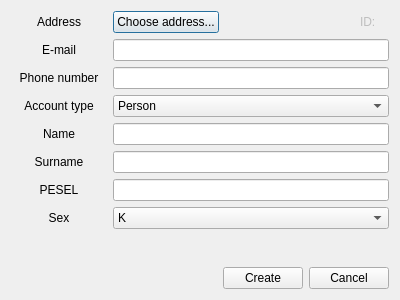
This is ui/dialogs/client_dialog.ui in JakPro15/23L-BD2-bank-management as Qt 5 draws it before an edit. The edited form follows.
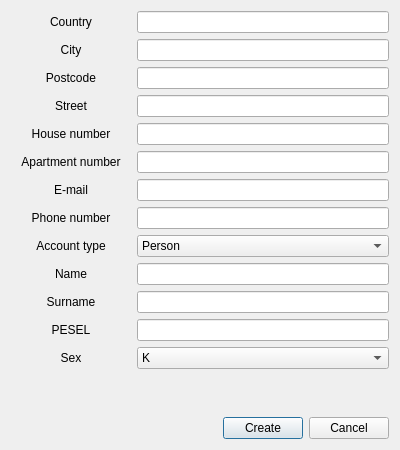
This is the edited form.

Commit message: App now doesn't show the addresses table. Added adding clients and initial code for client info and deletion. Adjusted table views to table contents.

```diff
--- a/ui/dialogs/client_dialog.ui
+++ b/ui/dialogs/client_dialog.ui
@@ -7,7 +7,7 @@
     <x>0</x>
     <y>0</y>
     <width>400</width>
-    <height>300</height>
+    <height>450</height>
    </rect>
   </property>
   <property name="sizePolicy">
@@ -25,11 +25,107 @@
      <property name="labelAlignment">
       <set>Qt::AlignCenter</set>
      </property>
+     <item row="0" column="0">
+      <widget class="QLabel" name="country_label">
+       <property name="minimumSize">
+        <size>
+         <width>120</width>
+         <height>0</height>
+        </size>
+       </property>
+       <property name="text">
+        <string>Country</string>
+       </property>
+       <property name="alignment">
+        <set>Qt::AlignCenter</set>
+       </property>
+      </widget>
+     </item>
+     <item row="1" column="0">
+      <widget class="QLabel" name="city_label">
+       <property name="minimumSize">
+        <size>
+         <width>120</width>
+         <height>0</height>
+        </size>
+       </property>
+       <property name="text">
+        <string>City</string>
+       </property>
+       <property name="alignment">
+        <set>Qt::AlignCenter</set>
+       </property>
+      </widget>
+     </item>
      <item row="2" column="0">
+      <widget class="QLabel" name="postcode_label">
+       <property name="minimumSize">
+        <size>
+         <width>120</width>
+         <height>0</height>
+        </size>
+       </property>
+       <property name="text">
+        <string>Postcode</string>
+       </property>
+       <property name="alignment">
+        <set>Qt::AlignCenter</set>
+       </property>
+      </widget>
+     </item>
+     <item row="3" column="0">
+      <widget class="QLabel" name="street_label">
+       <property name="minimumSize">
+        <size>
+         <width>120</width>
+         <height>0</height>
+        </size>
+       </property>
+       <property name="text">
+        <string>Street</string>
+       </property>
+       <property name="alignment">
+        <set>Qt::AlignCenter</set>
+       </property>
+      </widget>
+     </item>
+     <item row="4" column="0">
+      <widget class="QLabel" name="house_label">
+       <property name="minimumSize">
+        <size>
+         <width>120</width>
+         <height>0</height>
+        </size>
+       </property>
+       <property name="text">
+        <string>House number</string>
+       </property>
+       <property name="alignment">
+        <set>Qt::AlignCenter</set>
+       </property>
+      </widget>
+     </item>
+     <item row="5" column="0">
+      <widget class="QLabel" name="apartment_label">
+       <property name="minimumSize">
+        <size>
+         <width>120</width>
+         <height>0</height>
+        </size>
+       </property>
+       <property name="text">
+        <string>Apartment number</string>
+       </property>
+       <property name="alignment">
+        <set>Qt::AlignCenter</set>
+       </property>
+      </widget>
+     </item>
+     <item row="6" column="0">
       <widget class="QLabel" name="email_label">
        <property name="minimumSize">
         <size>
-         <width>96</width>
+         <width>120</width>
          <height>0</height>
         </size>
        </property>
@@ -41,14 +137,14 @@
        </property>
       </widget>
      </item>
-     <item row="2" column="1">
+     <item row="6" column="1">
       <widget class="QLineEdit" name="email_line_edit"/>
      </item>
-     <item row="3" column="0">
+     <item row="7" column="0">
       <widget class="QLabel" name="phone_label">
        <property name="minimumSize">
         <size>
-         <width>96</width>
+         <width>120</width>
          <height>0</height>
         </size>
        </property>
@@ -60,14 +156,14 @@
        </property>
       </widget>
      </item>
-     <item row="3" column="1">
+     <item row="7" column="1">
       <widget class="QLineEdit" name="phone_line_edit"/>
      </item>
-     <item row="4" column="0">
+     <item row="8" column="0">
       <widget class="QLabel" name="selector_label">
        <property name="minimumSize">
         <size>
-         <width>96</width>
+         <width>120</width>
          <height>0</height>
         </size>
        </property>
@@ -79,7 +175,7 @@
        </property>
       </widget>
      </item>
-     <item row="4" column="1">
+     <item row="8" column="1">
       <widget class="QComboBox" name="selector_combo_box">
        <item>
         <property name="text">
@@ -93,65 +189,23 @@
        </item>
       </widget>
      </item>
+     <item row="0" column="1">
+      <widget class="QLineEdit" name="country_line_edit"/>
+     </item>
      <item row="1" column="1">
-      <layout class="QHBoxLayout" name="address_section">
-       <item>
-        <widget class="QPushButton" name="address_button">
-         <property name="text">
-          <string>Choose address...</string>
-         </property>
-        </widget>
-       </item>
-       <item>
-        <spacer name="address_spacer">
-         <property name="orientation">
-          <enum>Qt::Horizontal</enum>
-         </property>
-         <property name="sizeHint" stdset="0">
-          <size>
-           <width>40</width>
-           <height>20</height>
-          </size>
-         </property>
-        </spacer>
-       </item>
-       <item>
-        <widget class="QLabel" name="id_label">
-         <property name="enabled">
-          <bool>false</bool>
-         </property>
-         <property name="text">
-          <string>ID:</string>
-         </property>
-        </widget>
-       </item>
-       <item>
-        <widget class="QLabel" name="id_value_label">
-         <property name="enabled">
-          <bool>false</bool>
-         </property>
-         <property name="text">
-          <string/>
-         </property>
-        </widget>
-       </item>
-      </layout>
+      <widget class="QLineEdit" name="city_line_edit"/>
      </item>
-     <item row="1" column="0">
-      <widget class="QLabel" name="address_label">
-       <property name="minimumSize">
-        <size>
-         <width>96</width>
-         <height>0</height>
-        </size>
-       </property>
-       <property name="text">
-        <string>Address</string>
-       </property>
-       <property name="alignment">
-        <set>Qt::AlignCenter</set>
-       </property>
-      </widget>
+     <item row="2" column="1">
+      <widget class="QLineEdit" name="postcode_line_edit"/>
+     </item>
+     <item row="3" column="1">
+      <widget class="QLineEdit" name="street_line_edit"/>
+     </item>
+     <item row="4" column="1">
+      <widget class="QLineEdit" name="house_line_edit"/>
+     </item>
+     <item row="5" column="1">
+      <widget class="QLineEdit" name="apartment_line_edit"/>
      </item>
     </layout>
    </item>
@@ -183,7 +237,7 @@
           <widget class="QLabel" name="label">
            <property name="minimumSize">
             <size>
-             <width>96</width>
+             <width>120</width>
              <height>0</height>
             </size>
            </property>
@@ -199,7 +253,7 @@
           <widget class="QLabel" name="label_2">
            <property name="minimumSize">
             <size>
-             <width>96</width>
+             <width>120</width>
              <height>0</height>
             </size>
            </property>
@@ -215,7 +269,7 @@
           <widget class="QLabel" name="label_3">
            <property name="minimumSize">
             <size>
-             <width>96</width>
+             <width>120</width>
              <height>0</height>
             </size>
            </property>
@@ -231,7 +285,7 @@
           <widget class="QLabel" name="label_4">
            <property name="minimumSize">
             <size>
-             <width>96</width>
+             <width>120</width>
              <height>0</height>
             </size>
            </property>
```
Left out of the diff: 32 changed lines with no effect on the pictures. The commit also changes 18 other files.
